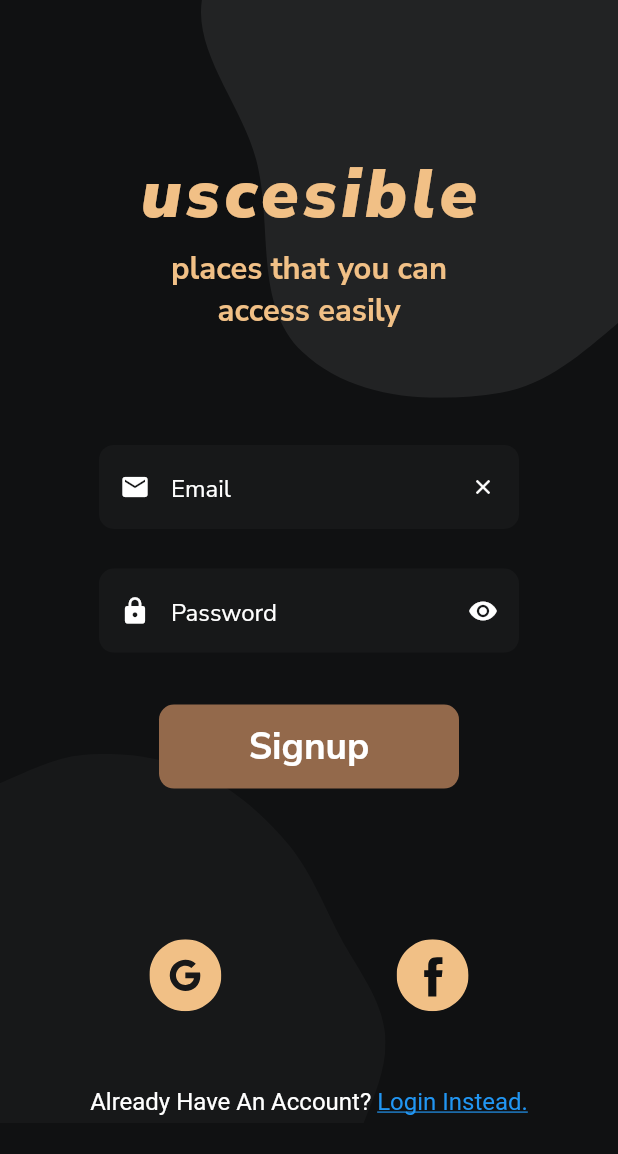
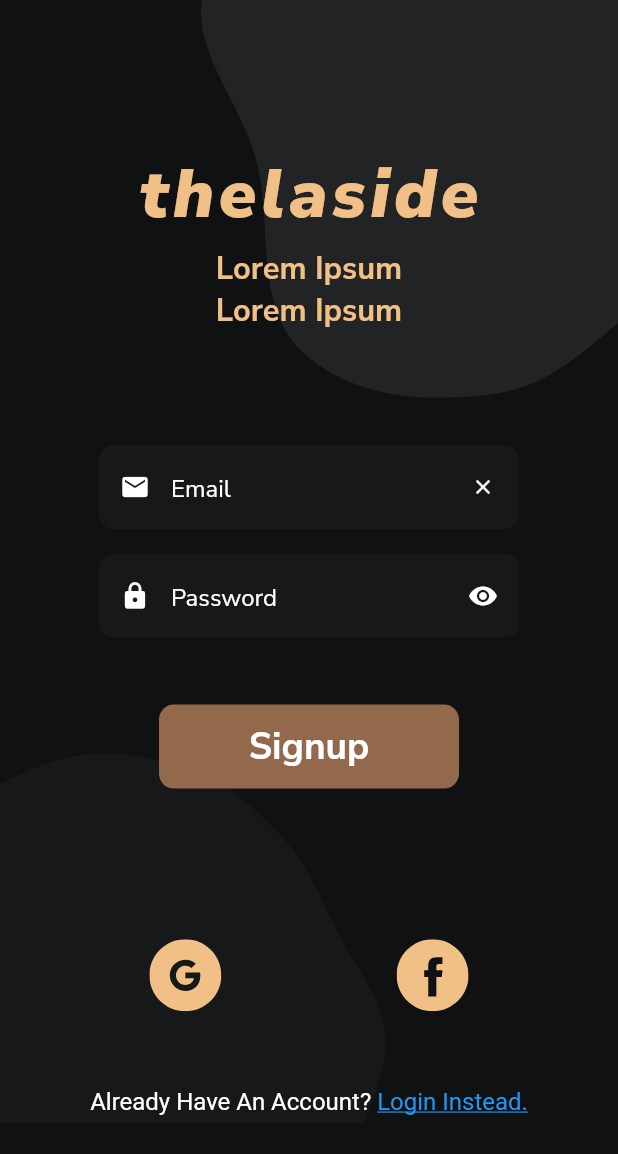
Before and after one commit to ekakshjanweja/StreetVendorApp, a Flutter app: the SignupPage screen opened directly, on a phone screen of 412 x 824 dp. Shown: the top 1154 px of the screen. Run offline on Flutter 3.47's test engine with Material 2 defaults, Android fonts, the phone set to English and light mode, and no system bars; our stand-ins replace firebase_auth, firebase_core, flutter_svg, google_fonts; accounts and stored records are empty.

```diff
--- a/lib/screens/login_page.dart
+++ b/lib/screens/login_page.dart
@@ -68,7 +68,7 @@ class _LoginPageState extends State<LoginPage> {
             Positioned(
               top: MediaQuery.of(context).size.height * 0.12,
               child: Text(
-                'uscesible',
+                'thelaside',
                 style: TextStyleClass.logoStyle(
                   context,
                   CustomColors.primaryColor(),
@@ -83,14 +83,14 @@ class _LoginPageState extends State<LoginPage> {
               child: Column(
                 children: [
                   Text(
-                    'places that you can',
+                    'Lorem Ipsum',
                     style: TextStyleClass.h3Bold(
                       context,
                       CustomColors.primaryColor(),
                     ),
                   ),
                   Text(
-                    'access easily',
+                    'Lorem Ipsum',
                     style: TextStyleClass.h3Bold(
                       context,
                       CustomColors.primaryColor(),
@@ -100,7 +100,7 @@ class _LoginPageState extends State<LoginPage> {
               ),
             ),
 
-            //Email Input
+            //Form
 
             Positioned(
               top: MediaQuery.of(context).size.height * 0.35,
@@ -108,6 +108,8 @@ class _LoginPageState extends State<LoginPage> {
                   key: _formKey,
                   child: Column(
                     children: [
+                      //Email Input
+
                       Padding(
                         padding: EdgeInsets.only(
                           top: MediaQuery.of(context).size.height * 0.01,
--- a/lib/screens/signup_page.dart
+++ b/lib/screens/signup_page.dart
@@ -4,6 +4,7 @@ import 'package:waffle/constants/custom_colors.dart';
 import 'package:waffle/constants/text_styles.dart';
 import 'package:waffle/screens/home_page.dart';
 import 'package:waffle/screens/login_page.dart';
+import 'package:waffle/screens/vendor_registration_page.dart';
 import 'package:waffle/services/firebase_auth_services.dart';
 import 'package:waffle/widgets/custom_button.dart';
 import 'package:waffle/widgets/custom_input.dart';
@@ -18,6 +19,7 @@ class SignupPage extends StatefulWidget {
 class _SignupPageState extends State<SignupPage> {
   final TextEditingController _emailController = TextEditingController();
   final TextEditingController _passwordController = TextEditingController();
+  final _formKey = GlobalKey<FormState>();
 
   @override
   void dispose() {
@@ -67,7 +69,7 @@ class _SignupPageState extends State<SignupPage> {
             Positioned(
               top: MediaQuery.of(context).size.height * 0.12,
               child: Text(
-                'uscesible',
+                'thelaside',
                 style: TextStyleClass.logoStyle(
                   context,
                   CustomColors.primaryColor(),
@@ -82,14 +84,14 @@ class _SignupPageState extends State<SignupPage> {
               child: Column(
                 children: [
                   Text(
-                    'places that you can',
+                    'Lorem Ipsum',
                     style: TextStyleClass.h3Bold(
                       context,
                       CustomColors.primaryColor(),
                     ),
                   ),
                   Text(
-                    'access easily',
+                    'Lorem Ipsum',
                     style: TextStyleClass.h3Bold(
                       context,
                       CustomColors.primaryColor(),
@@ -99,18 +101,24 @@ class _SignupPageState extends State<SignupPage> {
               ),
             ),
 
-            //Email Input
+            //Form
 
             Positioned(
               top: MediaQuery.of(context).size.height * 0.35,
-              child: Padding(
+              child: Form(
+                key: _formKey,
+                child: Column(
+                  children: [
+                    //Email Input
+
+                    Padding(
                       padding: EdgeInsets.only(
                         top: MediaQuery.of(context).size.height * 0.01,
                       ),
                       child: CustomInput(
                         hintText: 'Email',
-                  prefixIcon:
-                      const Icon(Icons.email, color: Colors.white, size: 20),
+                        prefixIcon: const Icon(Icons.email,
+                            color: Colors.white, size: 20),
                         isObscureText: false,
                         textEditingController: _emailController,
                         onSaved: (value) {
@@ -118,25 +126,25 @@ class _SignupPageState extends State<SignupPage> {
                         },
                       ),
                     ),
-            ),
 
                     //Password Input
 
-            Positioned(
-              top: MediaQuery.of(context).size.height * 0.45,
-              child: Padding(
+                    Padding(
                       padding: EdgeInsets.only(
-                  top: MediaQuery.of(context).size.height * 0.01,
+                        top: MediaQuery.of(context).size.height * 0.02,
                       ),
                       child: CustomInput(
                         hintText: 'Password',
-                  prefixIcon:
-                      const Icon(Icons.lock, color: Colors.white, size: 20),
+                        prefixIcon: const Icon(Icons.lock,
+                            color: Colors.white, size: 20),
                         isObscureText: true,
                         textEditingController: _passwordController,
                         onSaved: (value) {
                           _passwordController.text = value!;
                         },
+                      ),
+                    ),
+                  ],
                 ),
               ),
             ),
@@ -151,6 +159,7 @@ class _SignupPageState extends State<SignupPage> {
                 ),
                 child: GestureDetector(
                   onTap: () {
+                    if (_formKey.currentState!.validate()) {
                       print('Signup');
                       FirebaseAuthClass.signUpWithEmailAndPassword(
                         _emailController.text,
@@ -159,10 +168,13 @@ class _SignupPageState extends State<SignupPage> {
                         (value) => Navigator.push(
                           context,
                           MaterialPageRoute(
-                          builder: (context) => const HomePage(),
+                            builder: (context) => const VendorRegistrations(),
                           ),
                         ),
                       );
+                    } else {
+                      print('error');
+                    }
                   },
                   child: CustomButton(
                     buttonText: 'Signup',
```
Also changed, not shown: lib/screens/home_page.dart (+14 -3 lines), lib/screens/vendor_registration_page.dart (added, +134 -0 lines). Lines whose indentation alone changed are shown as unchanged.
